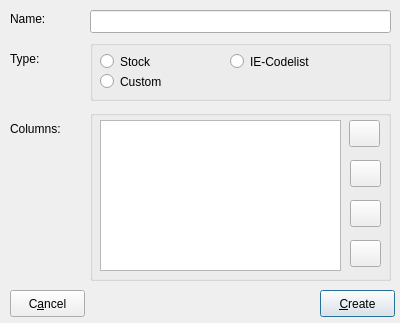
Qt form trunk/ui/newdatatabfrm.ui (BackupTheBerlios/first4-svn) before a commit.
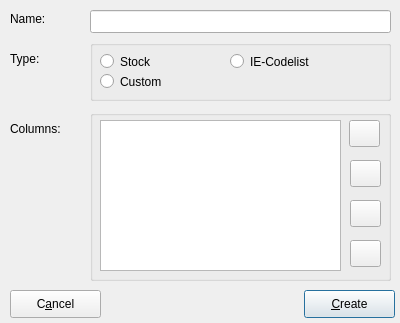
The same form after that commit. Icons and pictures are not drawn.

Patch:
```diff
--- a/trunk/ui/newdatatabfrm.ui
+++ b/trunk/ui/newdatatabfrm.ui
@@ -60,10 +60,10 @@
   <widget class="QPushButton" name="btncreate" >
    <property name="geometry" >
     <rect>
-     <x>320</x>
+     <x>304</x>
      <y>290</y>
-     <width>75</width>
-     <height>27</height>
+     <width>91</width>
+     <height>28</height>
     </rect>
    </property>
    <property name="text" >
@@ -78,8 +78,8 @@
     <rect>
      <x>10</x>
      <y>290</y>
-     <width>75</width>
-     <height>27</height>
+     <width>91</width>
+     <height>28</height>
     </rect>
    </property>
    <property name="text" >
```
